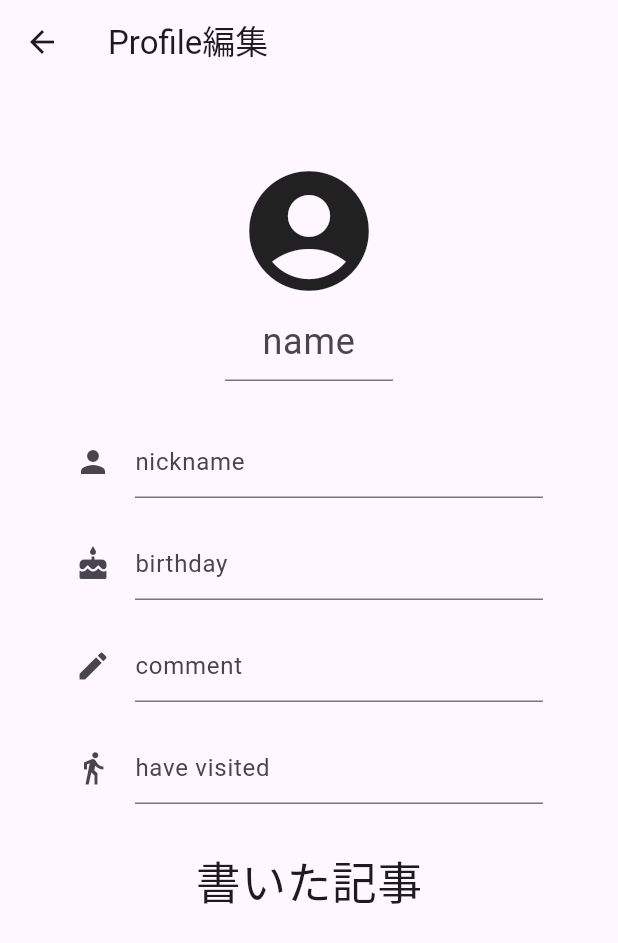
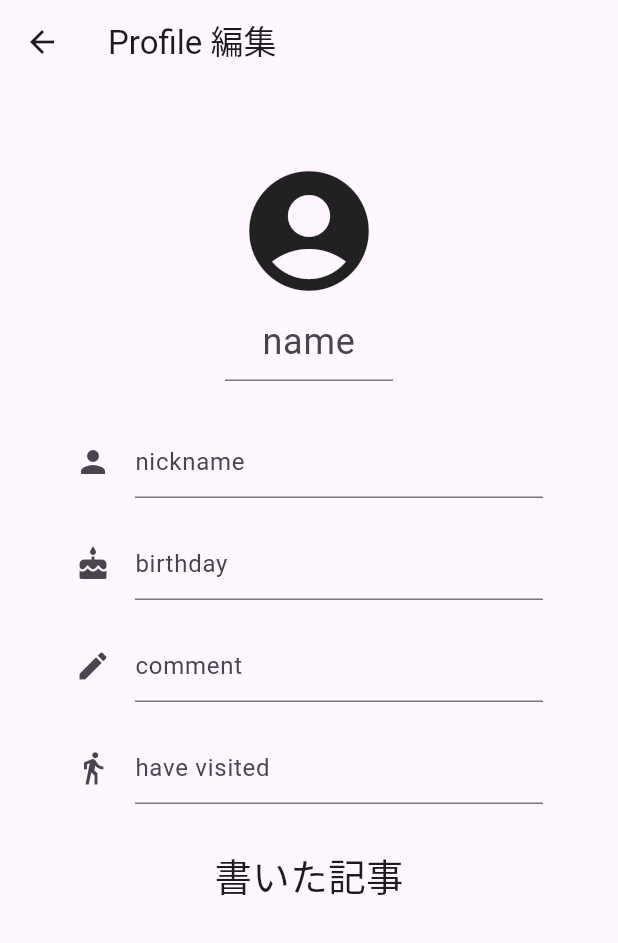
Before and after one commit to kansai1hakaton/mobile, a Flutter app: the ProfileScreen screen opened by its route, on a phone screen of 412 x 824 dp. Shown: the top 943 px of the screen. Run offline on Flutter 3.47's test engine with Material 3 defaults, Android fonts, the phone set to English and light mode, and no system bars; our stand-ins replace firebase_auth, firebase_core, flutter_riverpod; accounts and stored records are empty.

Commit message:
textの隙間を開けた

```diff
--- a/lib/screen/profile.dart
+++ b/lib/screen/profile.dart
@@ -6,7 +6,7 @@ class ProfileScreen extends StatelessWidget {
   Widget build(BuildContext context) {
     return Scaffold(
       appBar: AppBar(
-        title: Text('Profile編集'),
+        title: Text('Profile 編集'),
       ),
       body: Column(
         // Column内の要素を中央に配置
@@ -73,7 +73,7 @@ class ProfileScreen extends StatelessWidget {
                 horizontal: 50, vertical: 20), //horizonta:左右、vertical上下
             child: Text(
               "書いた記事",
-              style: TextStyle(fontSize: 30),
+              style: TextStyle(fontSize: 25),
             ),
           ),
         ],
```
